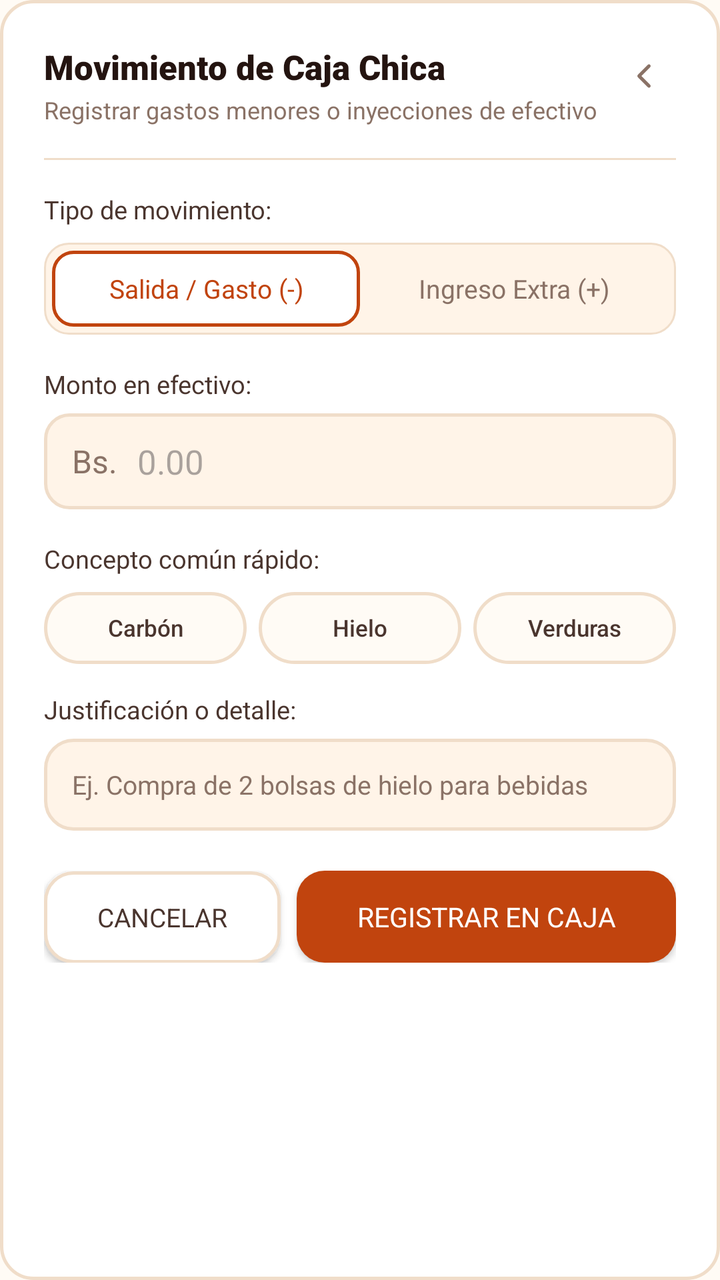
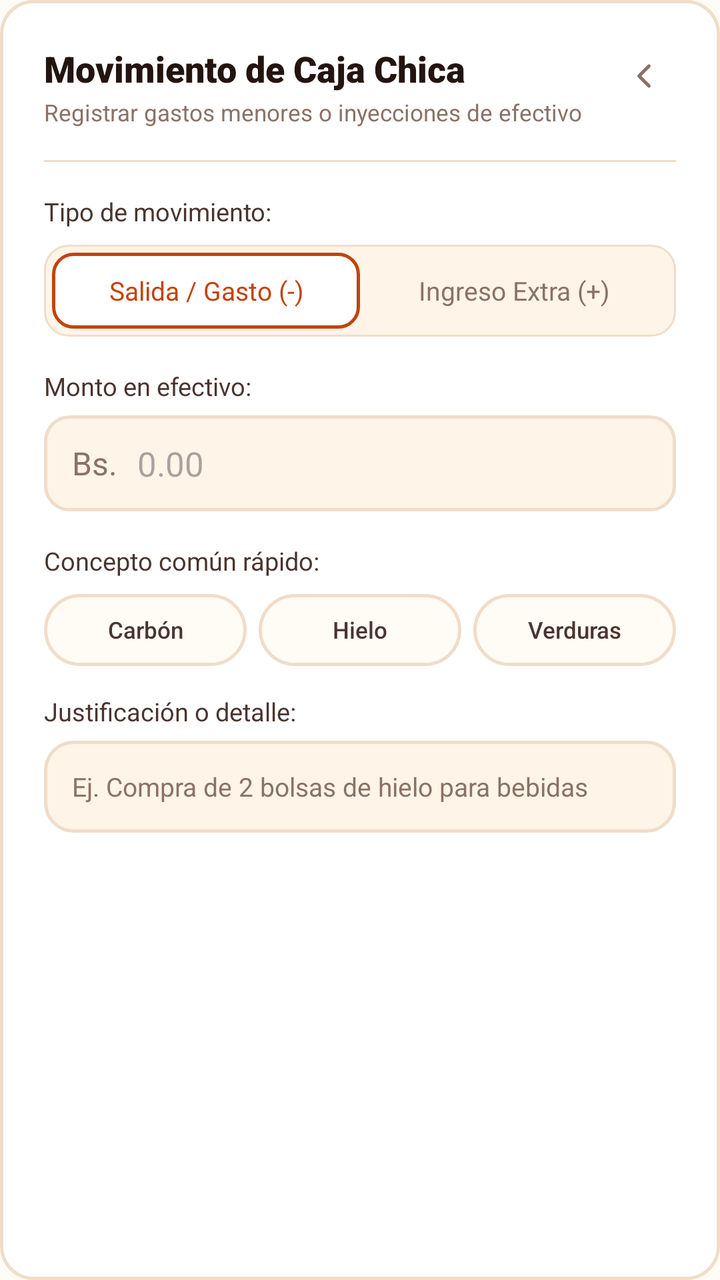

Compare the two renders of this Android layout. The source of the first and the diff that turns it into the second are given below.
<!-- AndroidManifest.xml: application theme Theme.Pollogithub -->
<!-- res/layout/dialog_movimiento_caja.xml -->
<?xml version="1.0" encoding="utf-8"?>
<LinearLayout xmlns:android="http://schemas.android.com/apk/res/android"
    xmlns:app="http://schemas.android.com/apk/res-auto"
    android:layout_width="match_parent"
    android:layout_height="wrap_content"
    android:background="@drawable/bg_order_card"
    android:orientation="vertical"
    android:padding="22dp">

    
    <RelativeLayout
        android:layout_width="match_parent"
        android:layout_height="wrap_content"
        android:layout_marginBottom="16dp">

        <LinearLayout
            android:layout_width="wrap_content"
            android:layout_height="wrap_content"
            android:layout_alignParentStart="true"
            android:orientation="vertical">

            <TextView
                android:layout_width="wrap_content"
                android:layout_height="wrap_content"
                android:fontFamily="sans-serif-black"
                android:text="Movimiento de Caja Chica"
                android:textColor="@color/char_900"
                android:textSize="17sp" />

            <TextView
                android:layout_width="wrap_content"
                android:layout_height="wrap_content"
                android:layout_marginTop="2dp"
                android:fontFamily="sans-serif"
                android:text="Registrar gastos menores o inyecciones de efectivo"
                android:textColor="@color/char_400"
                android:textSize="12sp" />
        </LinearLayout>

        <ImageView
            android:id="@+id/btnCloseMovimiento"
            android:layout_width="32dp"
            android:layout_height="32dp"
            android:layout_alignParentEnd="true"
            android:background="?attr/selectableItemBackgroundBorderless"
            android:padding="6dp"
            android:src="@drawable/ic_back_arrow"
            app:tint="@color/char_400" />
    </RelativeLayout>

    <View
        android:layout_width="match_parent"
        android:layout_height="1dp"
        android:layout_marginBottom="16dp"
        android:background="@color/line_color" />

    
    <TextView
        android:layout_width="wrap_content"
        android:layout_height="wrap_content"
        android:fontFamily="sans-serif-bold"
        android:text="Tipo de movimiento:"
        android:textColor="@color/char_700"
        android:textSize="12.5sp" />

    <LinearLayout
        android:layout_width="match_parent"
        android:layout_height="46dp"
        android:layout_marginTop="8dp"
        android:background="@drawable/bg_order_mode_container"
        android:orientation="horizontal"
        android:padding="4dp">

        <TextView
            android:id="@+id/btnTipoEgreso"
            android:layout_width="0dp"
            android:layout_height="match_parent"
            android:layout_weight="1"
            android:background="@drawable/bg_order_mode_active"
            android:fontFamily="sans-serif-bold"
            android:gravity="center"
            android:text="Salida / Gasto (-)"
            android:textColor="@color/ember_600"
            android:textSize="13sp" />

        <TextView
            android:id="@+id/btnTipoIngreso"
            android:layout_width="0dp"
            android:layout_height="match_parent"
            android:layout_weight="1"
            android:background="@android:color/transparent"
            android:fontFamily="sans-serif"
            android:gravity="center"
            android:text="Ingreso Extra (+)"
            android:textColor="@color/char_400"
            android:textSize="13sp" />
    </LinearLayout>

    
    <TextView
        android:layout_width="wrap_content"
        android:layout_height="wrap_content"
        android:layout_marginTop="16dp"
        android:fontFamily="sans-serif-bold"
        android:text="Monto en efectivo:"
        android:textColor="@color/char_700"
        android:textSize="12.5sp" />

    <LinearLayout
        android:layout_width="match_parent"
        android:layout_height="48dp"
        android:layout_marginTop="6dp"
        android:background="@drawable/bg_cash_input"
        android:gravity="center_vertical"
        android:paddingHorizontal="14dp">

        <TextView
            android:layout_width="wrap_content"
            android:layout_height="wrap_content"
            android:fontFamily="sans-serif-bold"
            android:text="Bs."
            android:textColor="@color/char_400"
            android:textSize="16sp" />

        <EditText
            android:id="@+id/etMontoMovimiento"
            android:layout_width="match_parent"
            android:layout_height="match_parent"
            android:background="@null"
            android:fontFamily="sans-serif-bold"
            android:hint="0.00"
            android:importantForAutofill="no"
            android:inputType="numberDecimal"
            android:paddingHorizontal="10dp"
            android:textColor="@color/char_900"
            android:textSize="17sp" />
    </LinearLayout>

    
    <TextView
        android:layout_width="wrap_content"
        android:layout_height="wrap_content"
        android:layout_marginTop="16dp"
        android:fontFamily="sans-serif-bold"
        android:text="Concepto común rápido:"
        android:textColor="@color/char_700"
        android:textSize="12.5sp" />

    <LinearLayout
        android:layout_width="match_parent"
        android:layout_height="wrap_content"
        android:layout_marginTop="8dp"
        android:orientation="horizontal">

        <TextView
            android:id="@+id/chipMotivoCarbon"
            android:layout_width="0dp"
            android:layout_height="36dp"
            android:layout_marginEnd="6dp"
            android:layout_weight="1"
            android:background="@drawable/bg_chip_unselected"
            android:fontFamily="sans-serif-medium"
            android:gravity="center"
            android:text="Carbón"
            android:textColor="@color/char_700"
            android:textSize="11.5sp" />

        <TextView
            android:id="@+id/chipMotivoHielo"
            android:layout_width="0dp"
            android:layout_height="36dp"
            android:layout_marginEnd="6dp"
            android:layout_weight="1"
            android:background="@drawable/bg_chip_unselected"
            android:fontFamily="sans-serif-medium"
            android:gravity="center"
            android:text="Hielo"
            android:textColor="@color/char_700"
            android:textSize="11.5sp" />

        <TextView
            android:id="@+id/chipMotivoVerduras"
            android:layout_width="0dp"
            android:layout_height="36dp"
            android:layout_weight="1"
            android:background="@drawable/bg_chip_unselected"
            android:fontFamily="sans-serif-medium"
            android:gravity="center"
            android:text="Verduras"
            android:textColor="@color/char_700"
            android:textSize="11.5sp" />
    </LinearLayout>

    <TextView
        android:layout_width="wrap_content"
        android:layout_height="wrap_content"
        android:layout_marginTop="14dp"
        android:fontFamily="sans-serif-bold"
        android:text="Justificación o detalle:"
        android:textColor="@color/char_700"
        android:textSize="12.5sp" />

    <EditText
        android:id="@+id/etConceptoMovimiento"
        android:layout_width="match_parent"
        android:layout_height="46dp"
        android:layout_marginTop="6dp"
        android:background="@drawable/bg_input_field"
        android:fontFamily="sans-serif"
        android:hint="Ej. Compra de 2 bolsas de hielo para bebidas"
        android:importantForAutofill="no"
        android:inputType="textCapSentences"
        android:paddingHorizontal="14dp"
        android:textColor="@color/char_900"
        android:textColorHint="@color/char_400"
        android:textSize="13sp" />

    
    <LinearLayout
        android:layout_width="match_parent"
        android:layout_height="wrap_content"
        android:layout_marginTop="20dp"
        android:orientation="horizontal">

        <androidx.appcompat.widget.AppCompatButton
            android:id="@+id/btnCancelarMovimiento"
            android:layout_width="0dp"
            android:layout_height="46dp"
            android:layout_marginEnd="8dp"
            android:layout_weight="1"
            android:background="@drawable/bg_btn_outline"
            android:fontFamily="sans-serif-bold"
            android:text="Cancelar"
            android:textColor="@color/char_700"
            android:textSize="13sp" />

        <androidx.appcompat.widget.AppCompatButton
            android:id="@+id/btnGuardarMovimiento"
            android:layout_width="0dp"
            android:layout_height="46dp"
            android:layout_weight="1.6"
            android:background="@drawable/bg_button_primary"
            android:fontFamily="sans-serif-bold"
            android:text="Registrar en Caja"
            android:textColor="@color/white"
            android:textSize="13.5sp" />
    </LinearLayout>
</LinearLayout>
<!-- resources referenced by this layout -->
<resources>
  <color name="char_400">#8A7266</color>
  <color name="char_700">#4A352E</color>
  <color name="char_900">#241410</color>
  <color name="white">#FFFFFFFF</color>
  <color name="paper_50">#FFFBF5</color>
  <color name="ember_100">#FFE4D1</color>
  <color name="ember_700">#9C2F0E</color>
  <!-- unchanged entries left out for length: 14 -->
</resources>

<!-- the commit's change to res/layout/dialog_movimiento_caja.xml (unified diff, before → after) -->
@@ -1,11 +1,11 @@
 <?xml version="1.0" encoding="utf-8"?>
 <LinearLayout xmlns:android="http://schemas.android.com/apk/res/android"
     xmlns:app="http://schemas.android.com/apk/res-auto"
+    style="@style/Widget.Pollo.Card.Order"
     android:layout_width="match_parent"
     android:layout_height="wrap_content"
-    android:background="@drawable/bg_order_card"
     android:orientation="vertical"
-    android:padding="22dp">
+    android:padding="@dimen/dialog_padding">
 
     
     <RelativeLayout
@@ -20,21 +20,17 @@
             android:orientation="vertical">
 
             <TextView
+                android:textAppearance="@style/TextAppearance.Pollo.Title.Medium"
                 android:layout_width="wrap_content"
                 android:layout_height="wrap_content"
-                android:fontFamily="sans-serif-black"
-                android:text="Movimiento de Caja Chica"
-                android:textColor="@color/char_900"
-                android:textSize="17sp" />
+                android:text="Movimiento de Caja Chica" />
 
             <TextView
+                android:textAppearance="@style/TextAppearance.Pollo.Subtitle"
                 android:layout_width="wrap_content"
                 android:layout_height="wrap_content"
-                android:layout_marginTop="2dp"
-                android:fontFamily="sans-serif"
-                android:text="Registrar gastos menores o inyecciones de efectivo"
-                android:textColor="@color/char_400"
-                android:textSize="12sp" />
+                android:layout_marginTop="@dimen/spacing_2xs"
+                android:text="Registrar gastos menores o inyecciones de efectivo" />
         </LinearLayout>
 
         <ImageView
@@ -49,10 +45,8 @@
     </RelativeLayout>
 
     <View
-        android:layout_width="match_parent"
-        android:layout_height="1dp"
-        android:layout_marginBottom="16dp"
-        android:background="@color/line_color" />
+        style="@style/Widget.Pollo.Divider"
+        android:layout_marginBottom="16dp" />
 
     
     <TextView
@@ -224,25 +218,17 @@
 
         <androidx.appcompat.widget.AppCompatButton
             android:id="@+id/btnCancelarMovimiento"
-            android:layout_width="0dp"
-            android:layout_height="46dp"
+            style="@style/Widget.Pollo.Button.Outline.Medium"
+            android:layout_width="0dp"
             android:layout_marginEnd="8dp"
             android:layout_weight="1"
-            android:background="@drawable/bg_btn_outline"
-            android:fontFamily="sans-serif-bold"
-            android:text="Cancelar"
-            android:textColor="@color/char_700"
-            android:textSize="13sp" />
+            android:text="Cancelar" />
 
         <androidx.appcompat.widget.AppCompatButton
             android:id="@+id/btnGuardarMovimiento"
-            android:layout_width="0dp"
-            android:layout_height="46dp"
+            style="@style/Widget.Pollo.Button.Primary.Medium"
+            android:layout_width="0dp"
             android:layout_weight="1.6"
-            android:background="@drawable/bg_button_primary"
-            android:fontFamily="sans-serif-bold"
-            android:text="Registrar en Caja"
-            android:textColor="@color/white"
-            android:textSize="13.5sp" />
+            android:text="Registrar en Caja" />
     </LinearLayout>
 </LinearLayout>
<!-- resource entries referenced after the edit -->
@@ -3,7 +3,71 @@
   <color name="char_400">#8A7266</color>
   <color name="char_700">#4A352E</color>
   <color name="char_900">#241410</color>
+  <dimen name="dialog_padding">22dp</dimen>
+  <dimen name="spacing_2xs">2dp</dimen>
+  <style name="TextAppearance.Pollo.Subtitle" parent="TextAppearance.Pollo">
+          <item name="android:fontFamily">sans-serif</item>
+          <item name="android:textColor">@color/char_400</item>
+          <item name="android:textSize">@dimen/text_size_caption</item>
+      </style>
+  <style name="TextAppearance.Pollo.Title.Medium" parent="TextAppearance.Pollo.Title">
+          <item name="android:fontFamily">sans-serif-black</item>
+          <item name="android:textColor">@color/char_900</item>
+          <item name="android:textSize">@dimen/text_size_title_medium</item>
+      </style>
+  <style name="Widget.Pollo.Button.Outline.Medium" parent="Widget.Pollo.Button.Outline">
+          <item name="android:minHeight">@dimen/btn_height_medium</item>
+          <item name="android:paddingHorizontal">@dimen/spacing_l</item>
+      </style>
+  <style name="Widget.Pollo.Button.Primary.Medium" parent="Widget.Pollo.Button.Primary">
+          <item name="android:minHeight">@dimen/btn_height_medium</item>
+          <item name="android:textSize">@dimen/text_size_btn_medium</item>
+          <item name="android:paddingHorizontal">@dimen/spacing_l</item>
+      </style>
+  <style name="Widget.Pollo.Card.Order" parent="Widget.Pollo.Card">
+          <item name="android:background">@drawable/bg_order_card</item>
+          <item name="android:padding">@dimen/card_padding_standard</item>
+      </style>
+  <style name="Widget.Pollo.Divider" parent="Widget.Pollo">
+          <item name="android:layout_width">match_parent</item>
+          <item name="android:layout_height">1dp</item>
+          <item name="android:background">@color/line_color</item>
+      </style>
   <color name="white">#FFFFFFFF</color>
+  <style name="TextAppearance.Pollo" parent="android:TextAppearance" />
+  <dimen name="text_size_caption">11.5sp</dimen>
+  <style name="TextAppearance.Pollo.Title" parent="TextAppearance.Pollo" />
+  <dimen name="text_size_title_medium">18sp</dimen>
+  <style name="Widget.Pollo.Button.Outline" parent="Widget.Pollo.Button">
+          <item name="android:background">@drawable/bg_btn_outline</item>
+          <item name="android:fontFamily">sans-serif-bold</item>
+          <item name="android:textColor">@color/char_700</item>
+          <item name="android:textSize">@dimen/text_size_btn_medium</item>
+          <item name="android:textAllCaps">false</item>
+          <item name="android:paddingHorizontal">@dimen/spacing_l</item>
+          <item name="android:minHeight">@dimen/btn_height_primary</item>
+          <item name="android:stateListAnimator">@null</item>
+      </style>
+  <dimen name="btn_height_medium">46dp</dimen>
+  <dimen name="spacing_l">16dp</dimen>
+  <style name="Widget.Pollo.Button.Primary" parent="Widget.Pollo.Button">
+          <item name="android:background">@drawable/bg_button_primary</item>
+          <item name="android:fontFamily">sans-serif-bold</item>
+          <item name="android:textColor">@color/white</item>
+          <item name="android:textSize">@dimen/text_size_btn_primary</item>
+          <item name="android:textAllCaps">false</item>
+          <item name="android:paddingHorizontal">@dimen/spacing_xl</item>
+          <item name="android:minHeight">@dimen/btn_height_primary</item>
+          <item name="android:stateListAnimator">@null</item>
+      </style>
+  <dimen name="text_size_btn_medium">13.5sp</dimen>
+  <style name="Widget.Pollo.Card" parent="" />
+  <dimen name="card_padding_standard">14dp</dimen>
+  <style name="Widget.Pollo" parent="" />
+  <style name="Widget.Pollo.Button" parent="Widget.AppCompat.Button" />
+  <dimen name="btn_height_primary">52dp</dimen>
+  <dimen name="text_size_btn_primary">15sp</dimen>
+  <dimen name="spacing_xl">20dp</dimen>
   <color name="paper_50">#FFFBF5</color>
   <color name="ember_100">#FFE4D1</color>
   <color name="ember_700">#9C2F0E</color>
